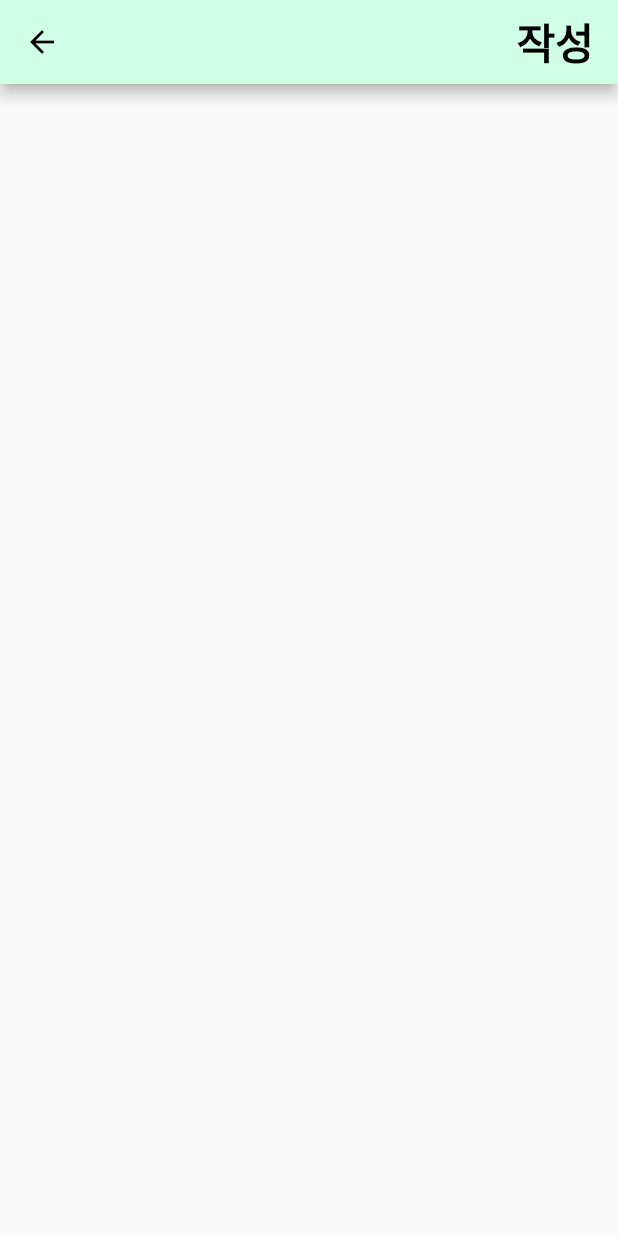
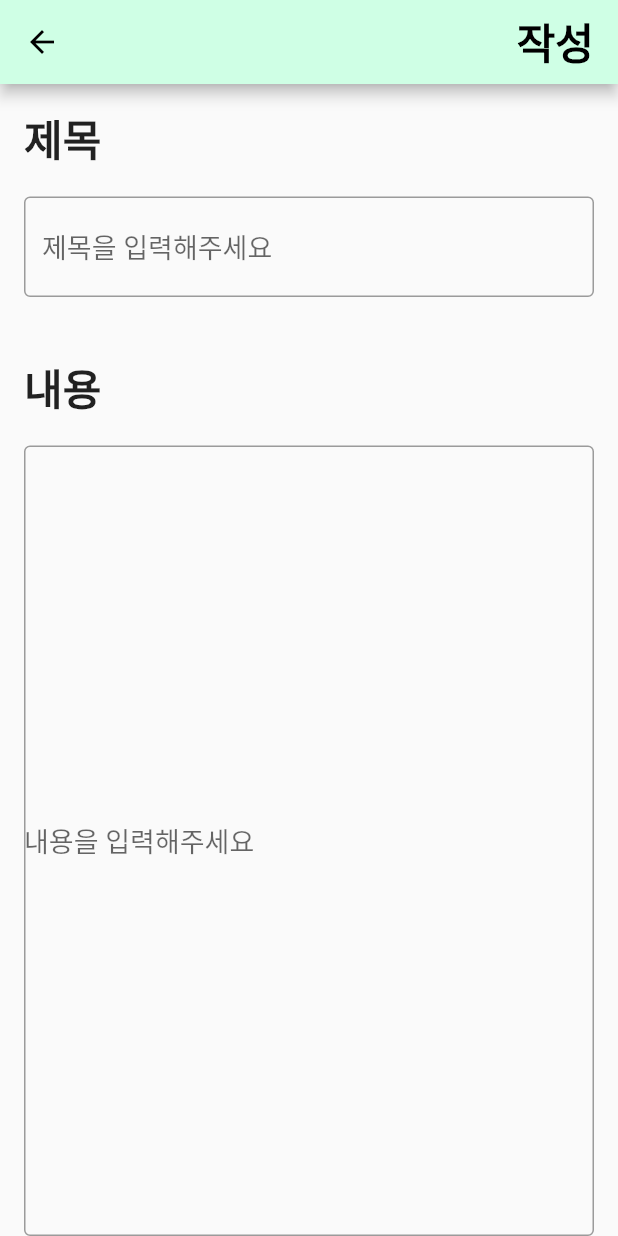
Before and after one commit to ThePerfectMartini/team_sparta_17, a Flutter app: the Edit screen opened directly, on a phone screen of 412 x 824 dp. Run offline on Flutter 3.47's test engine with Material 2 defaults, Android fonts, the phone set to English and light mode, and no system bars.

Commit message:
edit 제목, 내용 중간 커밋

```diff
--- a/lib/edit.dart
+++ b/lib/edit.dart
@@ -30,6 +30,52 @@ class Edit extends StatelessWidget {
           ),
         ],
       ),
+      body: Container(
+        padding: EdgeInsets.all(16.0),
+        child: Column(
+          crossAxisAlignment: CrossAxisAlignment.start,
+          children: [
+            Text(
+              '제목',
+              style: TextStyle(
+                fontSize: 28.0,
+                fontWeight: FontWeight.bold,
+              ),
+            ),
+            SizedBox(
+              height: 18.0,
+            ),
+            TextField(
+              style: TextStyle(fontSize: 18.0),
+              decoration: InputDecoration(
+                hintText: '제목을 입력해주세요',
+                border: OutlineInputBorder(),
+              ),
+            ),
+            SizedBox(
+              height: 40.0,
+            ),
+            Text(
+              '내용',
+              style: TextStyle(fontSize: 28.0, fontWeight: FontWeight.bold),
+            ),
+            SizedBox(
+              height: 18.0,
+            ),
+            TextField(
+              style: TextStyle(fontSize: 18.0),
+              decoration: InputDecoration(
+                hintText: '내용을 입력해주세요',
+                alignLabelWithHint: true,
+                border: OutlineInputBorder(),
+                contentPadding: EdgeInsets.symmetric(vertical: 250.0),
+              ),
+              maxLines: null,
+              textAlignVertical: TextAlignVertical.bottom,
+            ),
+          ],
+        ),
+      ),
     );
   }
 }
```
